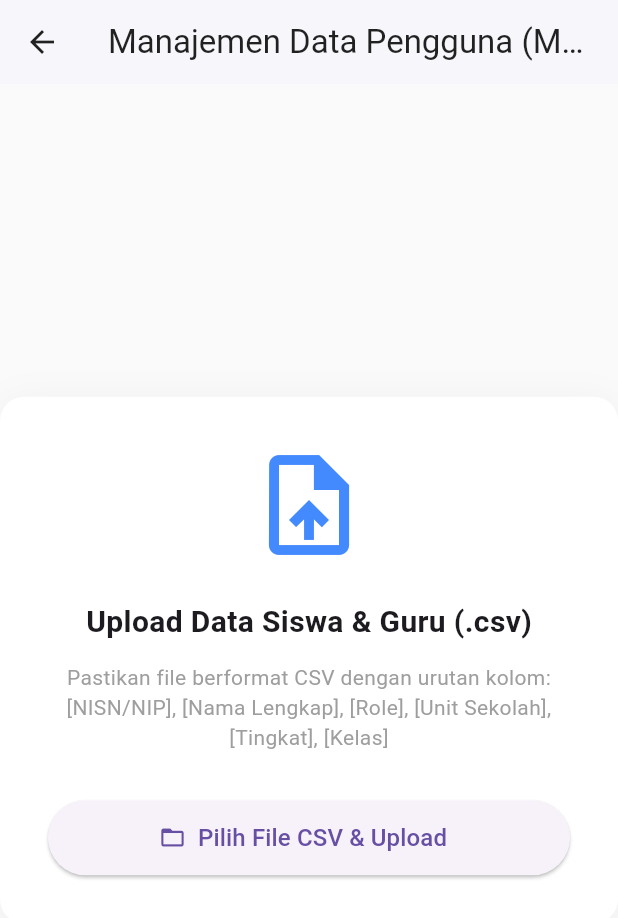
After one commit to Febri221/pkm-absensi-yayasan, a Flutter app: the AdminUserManagementScreen screen opened directly, after a tap on "Pilih File CSV & Upload", on a phone screen of 412 x 824 dp. The commit adds this screen. Shown: the top 918 px of the screen. Run offline on Flutter 3.47's test engine with Material 3 defaults, Android fonts, the phone set to English and light mode, and no system bars; our stand-ins replace bloc, csv, equatable, file_picker, flutter_bloc, flutter_dotenv and 4 more; accounts and stored records are empty; network calls fail.

Commit message:
features/admin - bulkinsert

```diff
--- a/lib/features/admin/domain/usecase/bulk_insert_users_usecase.dart
+++ b/lib/features/admin/domain/usecase/bulk_insert_users_usecase.dart
@@ -5,7 +5,10 @@ class BulkInsertUsersUsecase {
 
   BulkInsertUsersUsecase(this.repository);
 
-  Future<void> call(String csvStringContent) async {
-    return await repository.bulkInsertUsersFromCsv(csvStringContent);
+  Future<void> call(String csvString) async {
+    if (csvString.isEmpty) {
+      throw Exception("Data CSV kosong!");
+    }
+    return await repository.bulkInsertUsersFromCsv(csvString);
   }
 }
--- a/lib/features/admin/presentation/cubit/admin_cubit.dart
+++ b/lib/features/admin/presentation/cubit/admin_cubit.dart
@@ -1,5 +1,6 @@
 import 'package:flutter_bloc/flutter_bloc.dart';
 import 'package:sistem_absensi_sekolah/features/admin/domain/entities/admin_class_attendance_entity.dart';
+import 'package:sistem_absensi_sekolah/features/admin/domain/usecase/bulk_insert_users_usecase.dart';
 import 'package:sistem_absensi_sekolah/features/admin/domain/usecase/get_attendance_by_role_usecase.dart';
 import 'package:sistem_absensi_sekolah/features/admin/domain/usecase/get_students_by_class_stream_usecase.dart';
 import 'admin_state.dart';
@@ -7,10 +8,12 @@ import 'admin_state.dart';
 class AdminDashboardCubit extends Cubit<AdminDashboardState> {
   final GetAttendanceByClassUseCase getAttendanceByClassUseCase;
   final GetAttendanceByRoleUsecase getAttendanceByRoleUsecase;
+  final BulkInsertUsersUsecase bulkInsertUsersUsecase;
 
   AdminDashboardCubit({
     required this.getAttendanceByClassUseCase,
     required this.getAttendanceByRoleUsecase,
+    required this.bulkInsertUsersUsecase,
   }) : super(AdminDashboardInitial());
 
   void watchStudentsByClass(String kelas) {
@@ -64,4 +67,14 @@ class AdminDashboardCubit extends Cubit<AdminDashboardState> {
       emit(AdminDashboardError(e.toString()));
     }
   }
+
+  Future<void> uploadCsvData(String csvString) async {
+    emit(AdminDashboardLoading());
+    try{
+      await bulkInsertUsersUsecase(csvString);
+      emit(AdminDashboardError("UPLOAD_SUCCES"));
+    } catch (e) {
+      emit(AdminDashboardError(e.toString()));
+    }
+  }
 }
--- a/lib/features/admin/presentation/screen/admin_login_screen.dart
+++ b/lib/features/admin/presentation/screen/admin_login_screen.dart
@@ -1,5 +1,6 @@
 import 'package:flutter/material.dart';
 import 'package:sistem_absensi_sekolah/features/admin/data/repositories/admin_class_repository_impl.dart';
+import 'package:sistem_absensi_sekolah/features/admin/domain/usecase/bulk_insert_users_usecase.dart';
 import 'package:sistem_absensi_sekolah/features/admin/domain/usecase/get_attendance_by_role_usecase.dart';
 import 'package:sistem_absensi_sekolah/features/admin/domain/usecase/get_students_by_class_stream_usecase.dart';
 import 'package:sistem_absensi_sekolah/features/admin/presentation/cubit/admin_cubit.dart';
@@ -55,6 +56,9 @@ class _AdminLoginScreenState extends State<AdminLoginScreen> {
           MaterialPageRoute(
             builder: (_) => BlocProvider(
               create: (context) => AdminDashboardCubit(
+                bulkInsertUsersUsecase: BulkInsertUsersUsecase(
+                  AdminClassRepositoryImpl(),
+                ),
                 getAttendanceByRoleUsecase: GetAttendanceByRoleUsecase(
                   AdminClassRepositoryImpl(),
                 ),
--- /dev/null
+++ b/lib/features/admin/presentation/screen/admin_user_management_screen.dart
@@ -0,0 +1,126 @@
+import 'package:flutter/material.dart';
+import 'package:file_picker/file_picker.dart';
+import 'package:flutter_bloc/flutter_bloc.dart';
+import 'dart:typed_data';
+import '../cubit/admin_cubit.dart';
+import '../cubit/admin_state.dart';
+
+class AdminUserManagementScreen extends StatelessWidget {
+  const AdminUserManagementScreen({super.key});
+
+Future<void> _pickAndUploadFile(BuildContext context) async {
+    try {
+      // 1. Panggil langsung FilePicker.pickFiles() tanpa .platform
+      final List<PlatformFile>? result = await FilePicker.pickFiles(
+        type: FileType.custom,
+        allowedExtensions: ['csv'],
+      );
+
+      if (result != null && result.isNotEmpty) {
+        final file = result.first;
+
+        // 2. DI VERSI 13, AMBIL BYTES PAKAI FUNGSI ASINKRON:
+        // (Karena properti .bytes sudah tidak ada di PlatformFile v13)
+        Uint8List? fileBytes = await file.readAsBytes();
+
+        if (fileBytes != null) {
+          String csvContent = String.fromCharCodes(fileBytes);
+
+          if (!context.mounted) return;
+          context.read<AdminDashboardCubit>().uploadCsvData(csvContent);
+
+          ScaffoldMessenger.of(context).showSnackBar(
+            const SnackBar(
+              content: Text("File CSV berhasil dipilih dan diproses! 🎉"),
+              backgroundColor: Colors.green,
+            ),
+          );
+        }
+      }
+    } catch (e) {
+      if (!context.mounted) return;
+      ScaffoldMessenger.of(context).showSnackBar(
+        SnackBar(
+          content: Text("Error pilih file: $e"),
+          backgroundColor: Colors.red,
+        ),
+      );
+    }
+  }
+
+
+  @override
+  Widget build(BuildContext context) {
+    return Scaffold(
+      backgroundColor: Colors.grey[50],
+      appBar: AppBar(
+        title: const Text('Manajemen Data Pengguna (Master Data)'),
+        backgroundColor: Colors.white,
+        foregroundColor: Colors.black87,
+        elevation: 1,
+      ),
+      body: BlocConsumer<AdminDashboardCubit, AdminDashboardState>(
+        listener: (context, state) {
+          if (state is AdminDashboardError) {
+            if (state.message == 'UPLOAD_SUCCESS') {
+              ScaffoldMessenger.of(context).showSnackBar(
+                const SnackBar(content: Text("Data berhasil di-upload dan didaftarkan! 🎉"), backgroundColor: Colors.green),
+              );
+              // Kembalikan ke state awal
+            } else {
+              ScaffoldMessenger.of(context).showSnackBar(
+                SnackBar(content: Text(state.message), backgroundColor: Colors.red),
+              );
+            }
+          }
+        },
+        builder: (context, state) {
+          return Center(
+            child: Container(
+              width: 500,
+              padding: const EdgeInsets.all(32),
+              decoration: BoxDecoration(
+                color: Colors.white,
+                borderRadius: BorderRadius.circular(16),
+                boxShadow: [
+                  BoxShadow(color: Colors.black.withOpacity(0.05), blurRadius: 20, offset: const Offset(0, 4)),
+                ],
+              ),
+              child: Column(
+                mainAxisSize: MainAxisSize.min,
+                children: [
+                  const Icon(Icons.upload_file, size: 80, color: Colors.blueAccent),
+                  const SizedBox(height: 24),
+                  const Text(
+                    "Upload Data Siswa & Guru (.csv)",
+                    style: TextStyle(fontSize: 20, fontWeight: FontWeight.bold),
+                  ),
+                  const SizedBox(height: 12),
+                  const Text(
+                    "Pastikan file berformat CSV dengan urutan kolom:\n[NISN/NIP], [Nama Lengkap], [Role], [Unit Sekolah], [Tingkat], [Kelas]",
+                    textAlign: TextAlign.center,
+                    style: TextStyle(color: Colors.grey),
+                  ),
+                  const SizedBox(height: 32),
+
+                  if (state is AdminDashboardLoading)
+                    const CircularProgressIndicator()
+                  else
+                    SizedBox(
+                      width: double.infinity,
+                      height: 50,
+                      child: ElevatedButton.icon(
+                        onPressed: () => _pickAndUploadFile(context),
+                        icon: const Icon(Icons.folder_open),
+                        label: const Text('Pilih File CSV & Upload', style: TextStyle(fontSize: 16)),
+                      ),
+                    ),
+                ],
+              ),
+            ),
+          );
+        },
+      ),
+    );
+  }
+}
--- a/lib/features/admin/presentation/widgets/admin_main_layout_screen.dart
+++ b/lib/features/admin/presentation/widgets/admin_main_layout_screen.dart
@@ -1,4 +1,5 @@
 import 'package:flutter/material.dart';
+import 'package:sistem_absensi_sekolah/features/admin/presentation/screen/admin_user_management_screen.dart';
 import 'package:sistem_absensi_sekolah/features/admin/presentation/widgets/admin_guru_attendance_screen.dart';
 import 'package:sistem_absensi_sekolah/features/admin/presentation/widgets/admin_karyawan_attendance_screen.dart';
 import 'package:supabase_flutter/supabase_flutter.dart';
@@ -31,12 +32,7 @@ class _AdminMainLayoutScreenState extends State<AdminMainLayoutScreen> {
     const AdminGuruAttendanceScreen(),
     const AdminKaryawanAttendanceScreen(),
 
-    const Center(
-      child: Text(
-        "Halaman Manajemen Siswa & Upload Excel (Akan datang)",
-        style: TextStyle(fontSize: 18),
-      ),
-    ),
+    const AdminUserManagementScreen()
   ];
 
   @override
--- a/lib/features/auth/presentation/screen/login_screen.dart
+++ b/lib/features/auth/presentation/screen/login_screen.dart
@@ -4,7 +4,6 @@ import 'package:sistem_absensi_sekolah/navigation/presentation/screen/main_navig
 import '../bloc/auth_bloc.dart';
 import '../bloc/auth_event.dart';
 import '../bloc/auth_state.dart';
-import '../../../attendance/presentation/screen/attendance_screen.dart'; // Sesuaikan path ke screen absen lu
 
 class LoginScreen extends StatelessWidget {
   LoginScreen({super.key});
```
